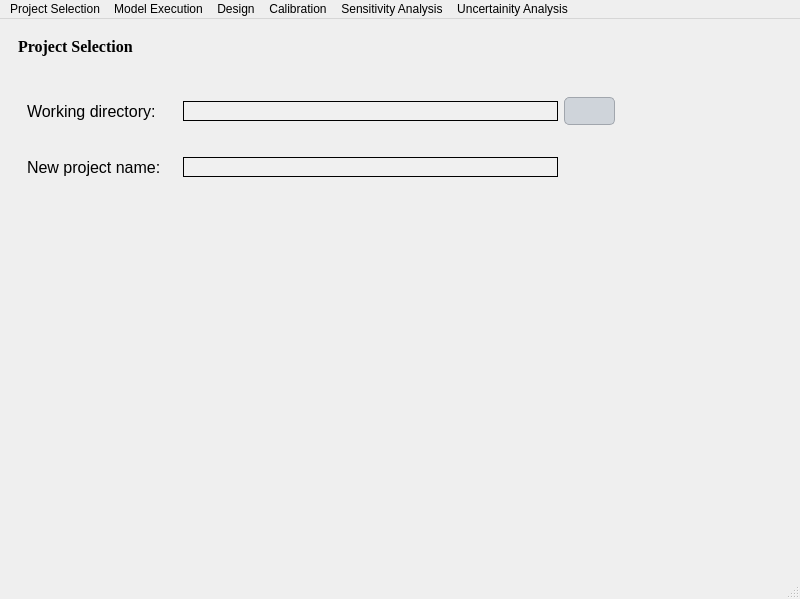
Above: ui/Qvfsmod_dialog_base.ui from Inigobarbe/VFSMOD-GUI before the change. Below: the same form after it.
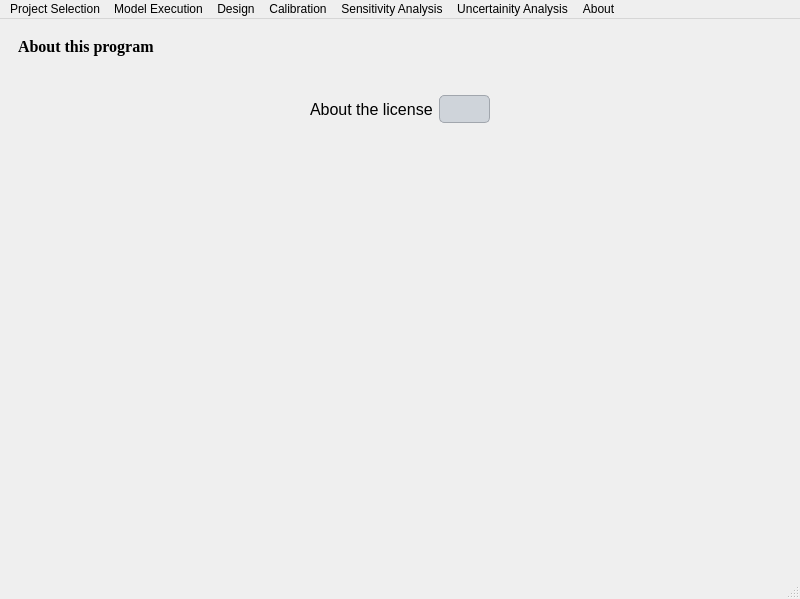
That is the form after the change. The open tabs and pages were chosen to show the change. Icons and pictures are not drawn.

```diff
--- a/ui/Qvfsmod_dialog_base.ui
+++ b/ui/Qvfsmod_dialog_base.ui
@@ -134,7 +134,22 @@
         <string notr="true"/>
        </property>
        <layout class="QGridLayout" name="gridLayout_16">
-        <item row="2" column="0">
+        <item row="0" column="0">
+         <widget class="QLabel" name="label_92">
+          <property name="font">
+           <font>
+            <family>Georgia</family>
+            <pointsize>-1</pointsize>
+            <weight>75</weight>
+            <bold>true</bold>
+           </font>
+          </property>
+          <property name="text">
+           <string>Project Selection</string>
+          </property>
+         </widget>
+        </item>
+        <item row="3" column="0">
          <spacer name="verticalSpacer_3">
           <property name="orientation">
            <enum>Qt::Vertical</enum>
@@ -7528,6 +7543,111 @@
         </item>
        </layout>
       </widget>
+      <widget class="QWidget" name="page_about">
+       <layout class="QGridLayout" name="gridLayout_74">
+        <item row="1" column="0">
+         <widget class="QScrollArea" name="scrollArea_21">
+          <property name="frameShape">
+           <enum>QFrame::NoFrame</enum>
+          </property>
+          <property name="widgetResizable">
+           <bool>true</bool>
+          </property>
+          <widget class="QWidget" name="scrollAreaWidgetContents_21">
+           <property name="geometry">
+            <rect>
+             <x>0</x>
+             <y>0</y>
+             <width>764</width>
+             <height>498</height>
+            </rect>
+           </property>
+           <layout class="QGridLayout" name="gridLayout_99">
+            <item row="1" column="0">
+             <layout class="QHBoxLayout" name="horizontalLayout">
+              <item>
+               <spacer name="horizontalSpacer_22">
+                <property name="orientation">
+                 <enum>Qt::Horizontal</enum>
+                </property>
+                <property name="sizeHint" stdset="0">
+                 <size>
+                  <width>40</width>
+                  <height>20</height>
+                 </size>
+                </property>
+               </spacer>
+              </item>
+              <item>
+               <widget class="QLabel" name="label_114">
+                <property name="text">
+                 <string>About the license</string>
+                </property>
+               </widget>
+              </item>
+              <item>
+               <widget class="QPushButton" name="license_button">
+                <property name="text">
+                 <string/>
+                </property>
+               </widget>
+              </item>
+              <item>
+               <spacer name="horizontalSpacer_21">
+                <property name="orientation">
+                 <enum>Qt::Horizontal</enum>
+                </property>
+                <property name="sizeHint" stdset="0">
+                 <size>
+                  <width>40</width>
+                  <height>20</height>
+                 </size>
+                </property>
+               </spacer>
+              </item>
+             </layout>
+            </item>
+            <item row="0" column="0">
+             <widget class="QLabel" name="label_113">
+              <property name="text">
+               <string/>
+              </property>
+             </widget>
+            </item>
+            <item row="2" column="0">
+             <spacer name="verticalSpacer_24">
+              <property name="orientation">
+               <enum>Qt::Vertical</enum>
+              </property>
+              <property name="sizeHint" stdset="0">
+               <size>
+                <width>20</width>
+                <height>40</height>
+               </size>
+              </property>
+             </spacer>
+            </item>
+           </layout>
+          </widget>
+         </widget>
+        </item>
+        <item row="0" column="0">
+         <widget class="QLabel" name="label_112">
+          <property name="font">
+           <font>
+            <family>Georgia</family>
+            <pointsize>-1</pointsize>
+            <weight>75</weight>
+            <bold>true</bold>
+           </font>
+          </property>
+          <property name="text">
+           <string>About this program</string>
+          </property>
+         </widget>
+        </item>
+       </layout>
+      </widget>
      </widget>
     </item>
    </layout>
@@ -7583,12 +7703,19 @@
     <addaction name="actionExecution_of_Uncertainity_Analysis"/>
     <addaction name="actionResults"/>
    </widget>
+   <widget class="QMenu" name="menuAbout">
+    <property name="title">
+     <string>About</string>
+    </property>
+    <addaction name="actionAbot_this_program"/>
+   </widget>
    <addaction name="menuProject_Selection"/>
    <addaction name="menuModel_Execution"/>
    <addaction name="menuDesign"/>
    <addaction name="menuCalibratoin"/>
    <addaction name="menuSensitivity_Analysis"/>
    <addaction name="menuUncertainity_Analysis"/>
+   <addaction name="menuAbout"/>
   </widget>
   <widget class="QStatusBar" name="statusbar"/>
   <action name="actionProject_Selection">
```
Left out of the diff: 260 changed lines with no effect on the pictures. Lines whose indentation alone changed are shown as unchanged.
